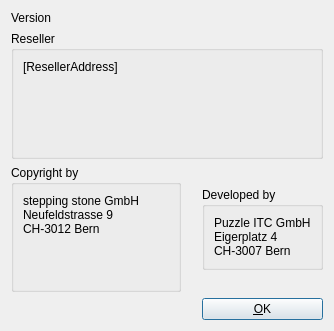
Qt form src/gui/about_dialog.ui (stepping-stone/sepiola) before a commit.
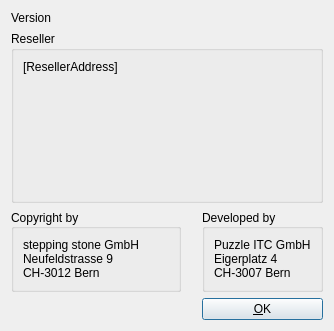
The same form after that commit. Icons and pictures are not drawn.

Commit message: Default application shows name and version on the lefthand side of the logo

```diff
--- a/src/gui/about_dialog.ui
+++ b/src/gui/about_dialog.ui
@@ -44,6 +44,12 @@
        <verstretch>0</verstretch>
       </sizepolicy>
      </property>
+     <property name="minimumSize">
+      <size>
+       <width>0</width>
+       <height>0</height>
+      </size>
+     </property>
      <property name="title">
       <string>Reseller</string>
      </property>
@@ -59,6 +65,12 @@
           <verstretch>0</verstretch>
          </sizepolicy>
         </property>
+        <property name="minimumSize">
+         <size>
+          <width>0</width>
+          <height>0</height>
+         </size>
+        </property>
         <property name="text">
          <string>[ResellerAddress]</string>
         </property>
@@ -69,9 +81,18 @@
       </item>
       <item row="0" column="1">
        <widget class="QLabel" name="imgReseller">
+        <property name="sizePolicy">
+         <sizepolicy hsizetype="Expanding" vsizetype="Expanding">
+          <horstretch>0</horstretch>
+          <verstretch>0</verstretch>
+         </sizepolicy>
+        </property>
         <property name="pixmap">
          <pixmap resource="resources/screen.qrc">:/main/icon.png</pixmap>
         </property>
+        <property name="alignment">
+         <set>Qt::AlignCenter</set>
+        </property>
        </widget>
       </item>
      </layout>
@@ -98,7 +119,7 @@
    <item row="2" column="0">
     <widget class="QGroupBox" name="groupBox2">
      <property name="sizePolicy">
-      <sizepolicy hsizetype="MinimumExpanding" vsizetype="MinimumExpanding">
+      <sizepolicy hsizetype="Fixed" vsizetype="Fixed">
        <horstretch>0</horstretch>
        <verstretch>0</verstretch>
       </sizepolicy>
@@ -106,12 +127,15 @@
      <property name="maximumSize">
       <size>
        <width>170</width>
-       <height>16777215</height>
+       <height>87</height>
       </size>
      </property>
      <property name="title">
       <string>Copyright by</string>
      </property>
+     <property name="alignment">
+      <set>Qt::AlignLeading|Qt::AlignLeft|Qt::AlignVCenter</set>
+     </property>
      <layout class="QGridLayout">
       <item row="0" column="1">
        <widget class="QLabel" name="labelSteppingStone">
@@ -127,7 +151,7 @@
 CH-3012 Bern</string>
         </property>
         <property name="alignment">
-         <set>Qt::AlignLeading|Qt::AlignLeft|Qt::AlignTop</set>
+         <set>Qt::AlignBottom|Qt::AlignLeading|Qt::AlignLeft</set>
         </property>
        </widget>
       </item>
@@ -151,6 +175,9 @@
      <property name="title">
       <string>Developed by</string>
      </property>
+     <property name="alignment">
+      <set>Qt::AlignLeading|Qt::AlignLeft|Qt::AlignVCenter</set>
+     </property>
      <layout class="QGridLayout">
       <item row="0" column="0">
        <widget class="QLabel" name="labelPuzzleITC">
```
The commit also changes 1 other file.
